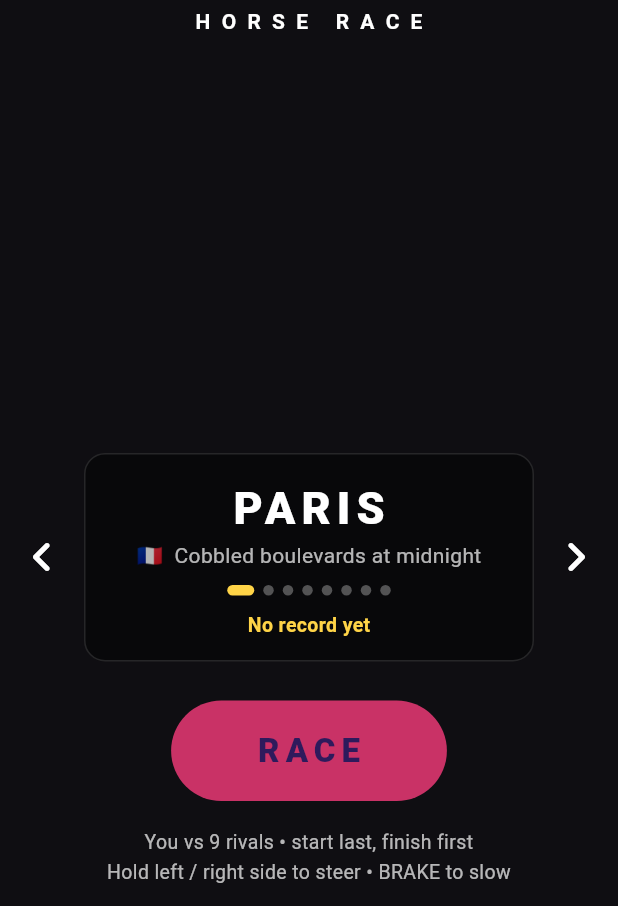
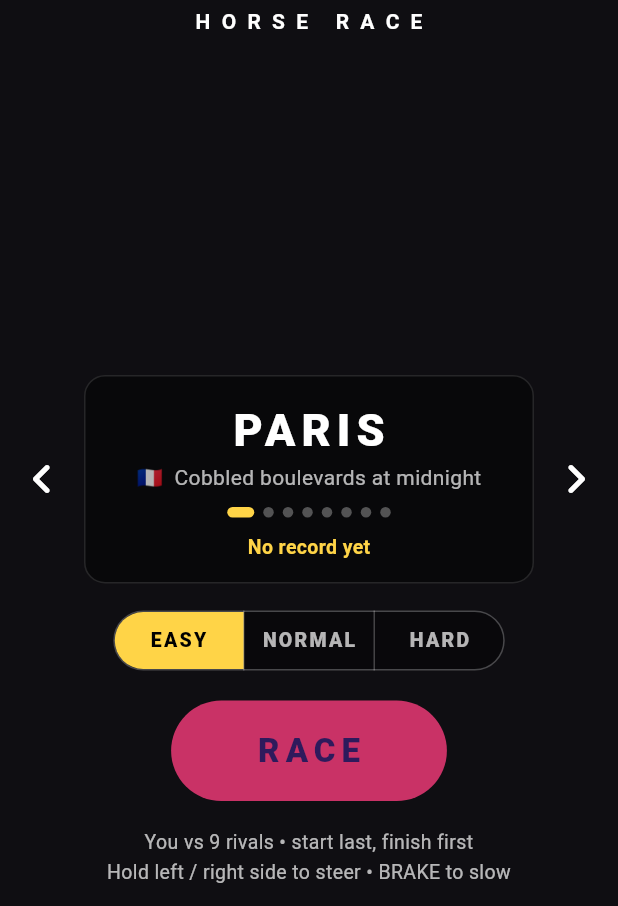
Before and after one commit to mohamed-yamani/carriage-rush, a Flutter app: the _Menu widget shown alone on an empty page, opened directly with empty values, on a phone screen of 412 x 824 dp, the part 330-1236 px from its top. Run offline on Flutter 3.47's test engine with Material 3 defaults, Android fonts, the phone set to English and light mode, and no system bars; our stand-ins replace audioplayers, google_mobile_ads, shared_preferences; accounts and stored records are empty.

Commit message:
Add EASY / NORMAL / HARD difficulty (EASY by default)
Players found the original tuning too hard to win. Difficulty now sets rival
pace, amount of slow traffic, speed kept after crashes and scenery hits, and
how much far-ahead rivals ease off. Picker on the menu, remembered between
launches, shown on the results screen. Balance sim runs every difficulty:
an autopilot wins every city on EASY by 4.7-7.8 s.

Co-Authored-By: Claude Opus 5.5 <noreply@anthropic.com>

```diff
--- a/lib/game/game.dart
+++ b/lib/game/game.dart
@@ -9,6 +9,22 @@ import 'locations.dart';
 import 'track.dart';
 
 enum Phase { menu, countdown, racing, paused, finished }
+
+/// How hard the rivals push and how much a mistake costs.
+enum Difficulty {
+  easy('EASY', rivalPace: 0.85, traffic: 0.5, crashKeep: 0.6, hitKeep: 0.65, leaderBrake: 0.85),
+  normal('NORMAL', rivalPace: 0.95, traffic: 0.8, crashKeep: 0.4, hitKeep: 0.45, leaderBrake: 0.93),
+  hard('HARD', rivalPace: 0.99, traffic: 1.0, crashKeep: 0.3, hitKeep: 0.35, leaderBrake: 0.95);
+
+  const Difficulty(this.label,
+      {required this.rivalPace, required this.traffic, required this.crashKeep, required this.hitKeep, required this.leaderBrake});
+  final String label;
+  final double rivalPace; // fastest rival's top speed as a share of yours
+  final double traffic; // share of the slow carts left on the road
+  final double crashKeep; // speed you keep after hitting a cart
+  final double hitKeep; // speed you keep after hitting a rock/tree/lamp
+  final double leaderBrake; // how much rivals far ahead of you ease off
+}
 
 /// One-shot sounds the game asks for; the screen's sound engine plays them.
 enum Sfx { beep, go, neigh, crash, bump, rock, fanfare, click, whip }
@@ -117,6 +133,15 @@ class Game extends ChangeNotifier {
   final List<Sfx> sounds = []; // drained by the sound engine every frame
   final List<Particle> particles = [];
   bool muted = false;
+  Difficulty difficulty = Difficulty.easy;
+
+  Future<void> setDifficulty(Difficulty d) async {
+    difficulty = d;
+    sfx(Sfx.click);
+    notifyListeners();
+    final prefs = await SharedPreferences.getInstance();
+    await prefs.setString('difficulty', d.name);
+  }
   bool adShowing = false; // full-screen ad up: the game goes quiet
   double rumble = 0; // 0..1 off-road shaking
   double _hitCooldown = 0, _hapticTimer = 0;
@@ -145,6 +170,8 @@ class Game extends ChangeNotifier {
   Future<void> _loadBests() async {
     final prefs = await SharedPreferences.getInstance();
     muted = prefs.getBool('muted') ?? false;
+    final d = prefs.getString('difficulty');
+    difficulty = Difficulty.values.firstWhere((x) => x.name == d, orElse: () => difficulty);
     final name = prefs.getString('player_name');
     // a profile chosen during this session always wins over the stored one
     if (!hasProfile && name != null && name.isNotEmpty) {
@@ -191,7 +218,7 @@ class Game extends ChangeNotifier {
     final pool = rivalPool.where((r) => r.$1 != playerName).toList()..shuffle(_rng);
     for (var i = 0; i < 9; i++) {
       // rivals are not equal: the front of the grid is quicker
-      final top = World.maxSpeed * (0.99 - i * 0.011 + _rng.nextDouble() * 0.02);
+      final top = World.maxSpeed * (difficulty.rivalPace - i * 0.011 + _rng.nextDouble() * 0.02);
       racers.add(Racer(pool[i].$1, rivalColors[i], topSpeed: top, country: pool[i].$2)
         ..coat = coats[i % coats.length]
         ..gait = _rng.nextDouble());
@@ -215,7 +242,7 @@ class Game extends ChangeNotifier {
         ..finishTime = null;
     }
     traffic = [];
-    final count = location.traffic * 6;
+    final count = (location.traffic * 6 * difficulty.traffic).round();
     for (var i = 0; i < count; i++) {
       final z = track.startZ + World.segmentLength * 120 + _rng.nextDouble() * (track.raceLength - World.segmentLength * 150);
       traffic.add(TrafficCar(z, lanes[_rng.nextInt(3)], World.maxSpeed * (0.28 + _rng.nextDouble() * 0.12),
@@ -369,7 +396,7 @@ class Game extends ChangeNotifier {
     } else {
       // gentle rubber band so the pack stays around you
       final gap = (r.z - player.z) / seg;
-      if (gap > 40) desired *= 0.95;
+      if (gap > 40) desired *= difficulty.leaderBrake;
       if (gap < -40) desired *= 1.04;
       if (track.curveAt(r.z).abs() > 4) desired *= 0.96;
     }
@@ -446,7 +473,7 @@ class Game extends ChangeNotifier {
     for (final t in traffic) {
       for (final r in racers) {
         if ((t.z - r.z).abs() < seg * 1.6 && (t.x - r.x).abs() < 0.42) {
-          r.speed *= r.isPlayer ? 0.3 : 0.5;
+          r.speed *= r.isPlayer ? difficulty.crashKeep : 0.5;
           final hitZ = t.z;
           t.z += seg * 10; // knocked out of the way
           if (r.isPlayer) {
@@ -522,7 +549,7 @@ extension GameEffects on Game {
         final r = _propRadius(sp);
         if (r == null || (sp.offset - p.x).abs() > r + 0.16) continue;
         // smack: big slowdown, bounce back toward the road, debris
-        p.speed *= 0.35;
+        p.speed *= difficulty.hitKeep;
         p.x -= p.x.sign * 0.18;
         shake = 0.45;
         crashFlash = 0.3;
--- a/lib/screens/game_screen.dart
+++ b/lib/screens/game_screen.dart
@@ -268,7 +268,9 @@ class _Menu extends StatelessWidget {
                 ),
               ],
             ),
-            const SizedBox(height: 26),
+            const SizedBox(height: 14),
+            _DifficultyPicker(game: game),
+            const SizedBox(height: 16),
             Opacity(
               opacity: pulse,
               child: FilledButton(
@@ -475,6 +477,30 @@ class _Hud extends StatelessWidget {
       ),
     );
   }
+}
+
+/// EASY / NORMAL / HARD, remembered between launches.
+class _DifficultyPicker extends StatelessWidget {
+  const _DifficultyPicker({required this.game});
+  final Game game;
+
+  @override
+  Widget build(BuildContext context) => SegmentedButton<Difficulty>(
+        showSelectedIcon: false,
+        style: SegmentedButton.styleFrom(
+          foregroundColor: Colors.white70,
+          selectedForegroundColor: Colors.black,
+          selectedBackgroundColor: _gold,
+          backgroundColor: Colors.black.withValues(alpha: 0.4),
+          side: const BorderSide(color: Colors.white24),
+          textStyle: const TextStyle(fontWeight: FontWeight.w900, letterSpacing: 1.5, fontSize: 13),
+        ),
+        segments: [
+          for (final d in Difficulty.values) ButtonSegment(value: d, label: Text(d.label)),
+        ],
+        selected: {game.difficulty},
+        onSelectionChanged: (s) => game.setDifficulty(s.first),
+      );
 }
 
 // ---------- player profile ----------
@@ -819,7 +845,7 @@ class _Results extends StatelessWidget {
                         fontSize: 40,
                         fontWeight: FontWeight.w900,
                         letterSpacing: 4)),
-                Text('${ordinal(place)} place  •  ${game.location.name}',
+                Text('${ordinal(place)} place  •  ${game.location.name}  •  ${game.difficulty.label}',
                     style: const TextStyle(color: Colors.white70, fontSize: 16, fontWeight: FontWeight.w700)),
                 if (game.newBest)
                   const Padding(
```
Also changed, not shown: 2 other files.
